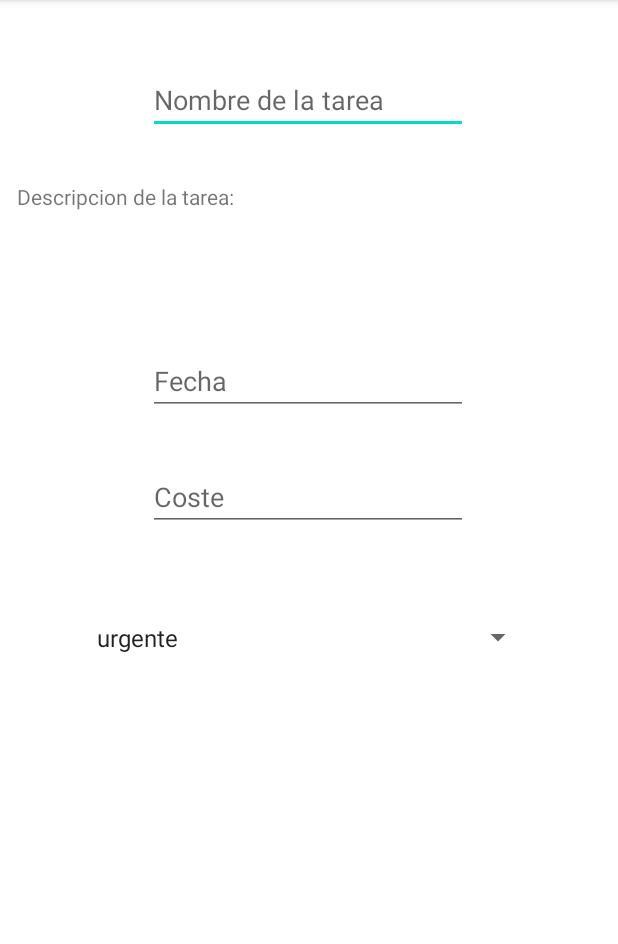
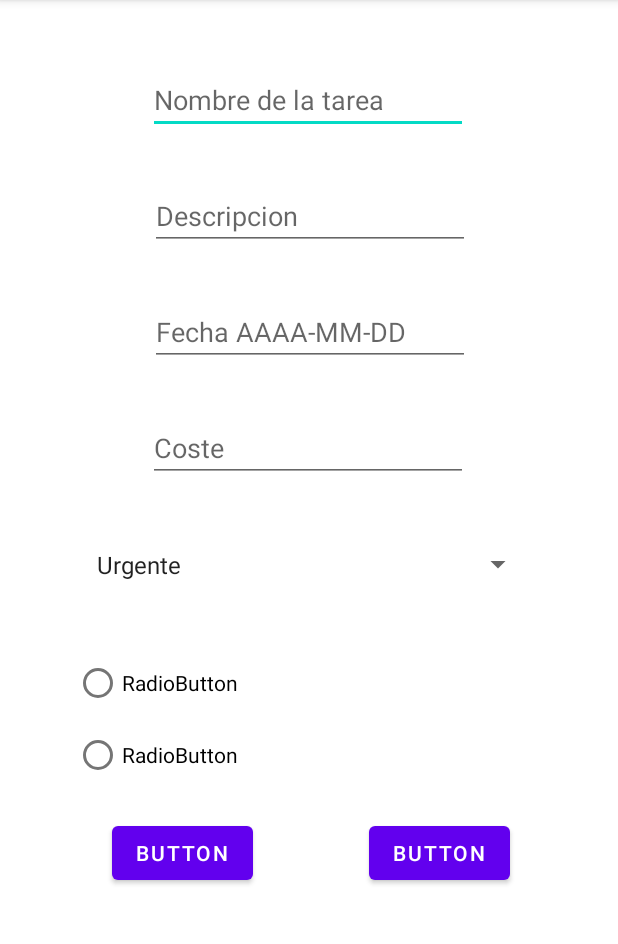
Before and after one commit to GorkaSagrario/RetoAndroid1, an Android app: the Pantalla_Inicial screen opened directly, with no data from a screen before it, on a phone screen of 412 x 824 dp, the part 84-1028 px from its top. Run offline under Robolectric (Android 15) with nearby library versions, the phone set to English and light mode, and no system bars.

Commit message:
Pantalla_Inicio

```diff
--- a/app/src/main/java/com/example/retoandroid/Pantalla_Inicial.java
+++ b/app/src/main/java/com/example/retoandroid/Pantalla_Inicial.java
@@ -20,12 +20,12 @@ public class Pantalla_Inicial extends AppCompatActivity {
         setContentView(R.layout.activity_pantalla_inicial);
 
         nTarea = findViewById(R.id.eT_NTarea);
-        descripcion = findViewById(R.id.tv_descripcion);
+        descripcion = findViewById(R.id.etDescripcion);
         fecha = findViewById(R.id.et_fecha);
         coste = findViewById(R.id.eT_Coste);
 
         spinner =findViewById(R.id.spinner);
-        String []option={"urgente","alta","media","baja"};
+        String []option={"Urgente","Alta","Media","Baja"};
         ArrayAdapter<String> adapter = new
                 ArrayAdapter<String>(this,android.R.layout.simple_spinner_item, option);
         spinner.setAdapter(adapter);
--- a/app/src/main/res/layout/activity_pantalla_inicial.xml
+++ b/app/src/main/res/layout/activity_pantalla_inicial.xml
@@ -36,7 +36,7 @@
         android:id="@+id/spinner"
         android:layout_width="299dp"
         android:layout_height="78dp"
-        android:layout_marginTop="32dp"
+        android:layout_marginTop="16dp"
         app:layout_constraintEnd_toEndOf="parent"
         app:layout_constraintStart_toStartOf="parent"
         app:layout_constraintTop_toBottomOf="@+id/eT_Coste" />
@@ -47,22 +47,68 @@
         android:layout_height="wrap_content"
         android:layout_marginTop="32dp"
         android:ems="10"
-        android:hint="Fecha"
+        android:hint="Fecha AAAA-MM-DD"
         android:inputType="date"
         app:layout_constraintEnd_toEndOf="parent"
-        app:layout_constraintHorizontal_bias="0.497"
+        app:layout_constraintHorizontal_bias="0.502"
         app:layout_constraintStart_toStartOf="parent"
-        app:layout_constraintTop_toBottomOf="@+id/tv_descripcion" />
+        app:layout_constraintTop_toBottomOf="@+id/etDescripcion" />
 
-    <TextView
-        android:id="@+id/tv_descripcion"
-        android:layout_width="384dp"
-        android:layout_height="78dp"
+    <EditText
+        android:id="@+id/etDescripcion"
+        android:layout_width="wrap_content"
+        android:layout_height="wrap_content"
         android:layout_marginTop="32dp"
-        android:text="Descripcion de la tarea:"
+        android:ems="10"
+        android:hint="Descripcion"
+        android:inputType="textPersonName"
         app:layout_constraintEnd_toEndOf="parent"
-        app:layout_constraintHorizontal_bias="0.407"
+        app:layout_constraintHorizontal_bias="0.502"
         app:layout_constraintStart_toStartOf="parent"
         app:layout_constraintTop_toBottomOf="@+id/eT_NTarea" />
 
+    <RadioGroup
+        android:id="@+id/radioGroup"
+        android:layout_width="314dp"
+        android:layout_height="97dp"
+        android:layout_marginTop="16dp"
+        app:layout_constraintEnd_toEndOf="parent"
+        app:layout_constraintStart_toStartOf="parent"
+        app:layout_constraintTop_toBottomOf="@+id/spinner">
+
+        <RadioButton
+            android:id="@+id/radioButton2"
+            android:layout_width="match_parent"
+            android:layout_height="wrap_content"
+            android:text="RadioButton" />
+
+        <RadioButton
+            android:id="@+id/radioButton"
+            android:layout_width="match_parent"
+            android:layout_height="wrap_content"
+            android:text="RadioButton" />
+    </RadioGroup>
+
+    <Button
+        android:id="@+id/button2"
+        android:layout_width="wrap_content"
+        android:layout_height="wrap_content"
+        android:layout_marginTop="16dp"
+        android:layout_marginEnd="72dp"
+        android:text="Button"
+        app:layout_constraintEnd_toEndOf="parent"
+        app:layout_constraintTop_toBottomOf="@+id/radioGroup" />
+
+    <Button
+        android:id="@+id/button"
+        android:layout_width="wrap_content"
+        android:layout_height="wrap_content"
+        android:layout_marginTop="16dp"
+        android:layout_marginEnd="60dp"
+        android:text="Button"
+        app:layout_constraintEnd_toStartOf="@+id/button2"
+        app:layout_constraintHorizontal_bias="0.813"
+        app:layout_constraintStart_toStartOf="parent"
+        app:layout_constraintTop_toBottomOf="@+id/radioGroup" />
+
 </androidx.constraintlayout.widget.ConstraintLayout>
```
